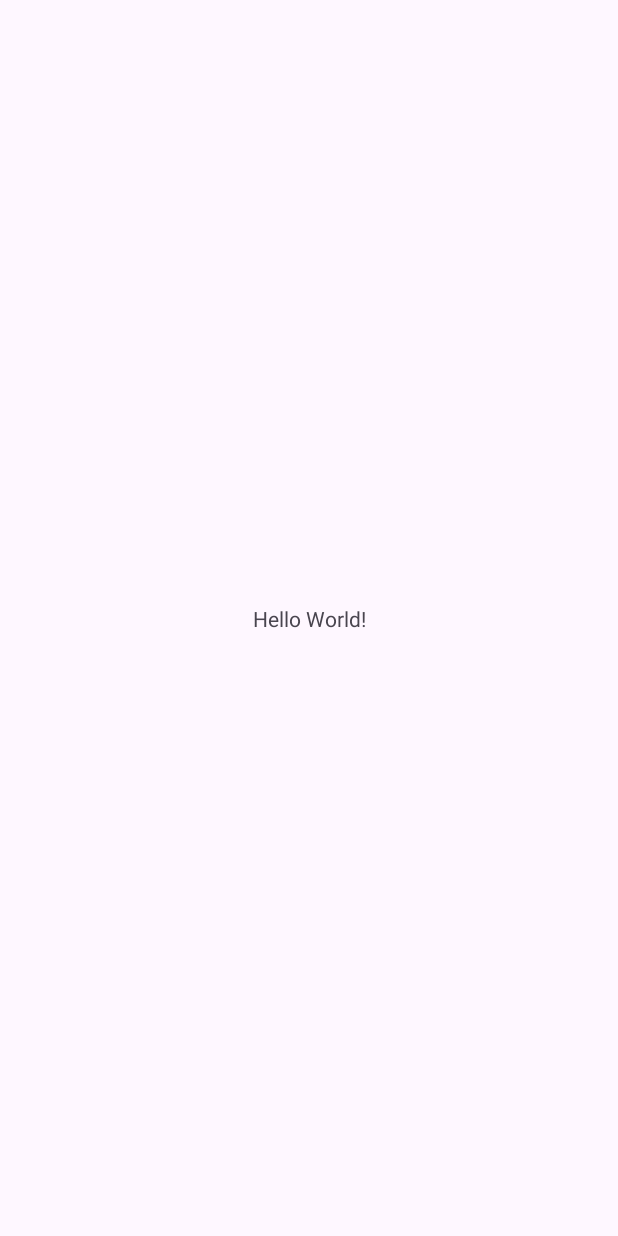
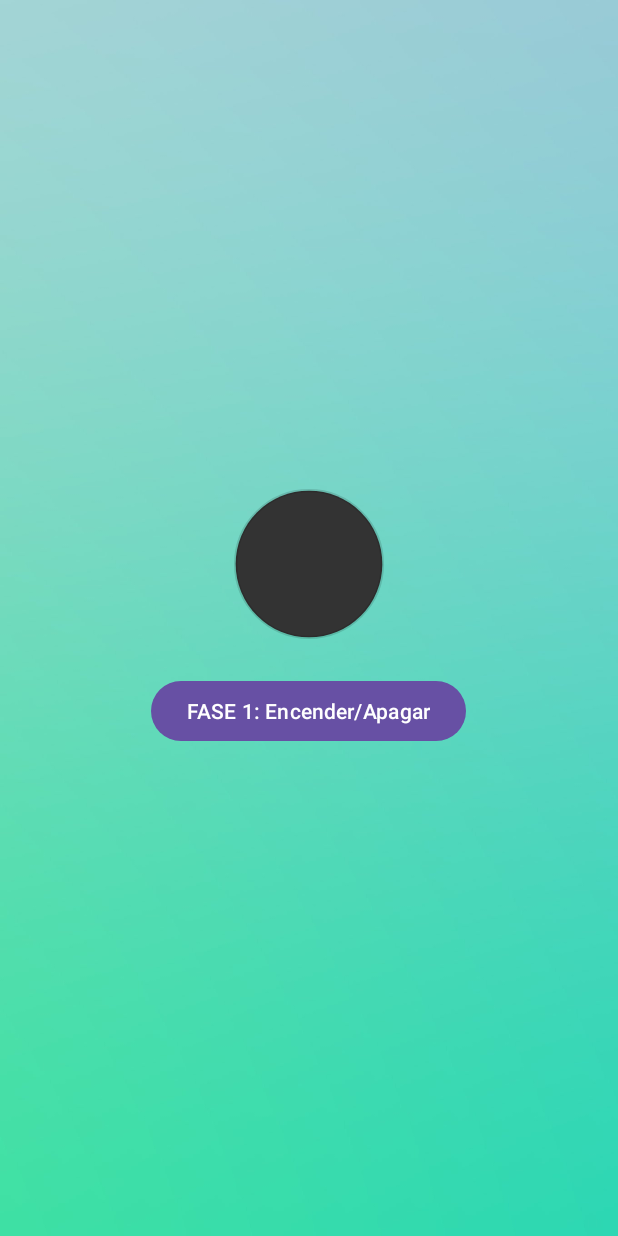
Before and after one commit to SantiagoRoca23/semaforos-threads, an Android app: the screen it shows after launch (MainActivity), on a phone screen of 412 x 824 dp. Before the commit the screen is almost empty. Run offline under Robolectric (Android 15) with nearby library versions, the phone set to English and light mode, and no system bars.

Commit message:
Fase 1: Recurso que enciende/apaga

```diff
--- a/app/src/main/java/com/tudominio/semaforosthreads/MainActivity.java
+++ b/app/src/main/java/com/tudominio/semaforosthreads/MainActivity.java
@@ -1,24 +1,55 @@
 package com.tudominio.semaforosthreads;
 
+
 import android.os.Bundle;
+import android.view.View;
+import android.widget.ImageView;
 
-import androidx.activity.EdgeToEdge;
 import androidx.appcompat.app.AppCompatActivity;
-import androidx.core.graphics.Insets;
-import androidx.core.view.ViewCompat;
-import androidx.core.view.WindowInsetsCompat;
 
 public class MainActivity extends AppCompatActivity {
+
+
+    private ImageView ivUno;
+    private Thread tFase1;
+    private volatile boolean runningFase1 = false;
 
     @Override
     protected void onCreate(Bundle savedInstanceState) {
         super.onCreate(savedInstanceState);
-        EdgeToEdge.enable(this);
         setContentView(R.layout.activity_main);
-        ViewCompat.setOnApplyWindowInsetsListener(findViewById(R.id.main), (v, insets) -> {
-            Insets systemBars = insets.getInsets(WindowInsetsCompat.Type.systemBars());
-            v.setPadding(systemBars.left, systemBars.top, systemBars.right, systemBars.bottom);
-            return insets;
+
+        ivUno = findViewById(R.id.ivUno);
+    }
+
+    // onClick FASE 1
+    public void startFase1(View v) {
+        if (tFase1 != null && tFase1.isAlive()) return; // evita hilos duplicados
+        runningFase1 = true;
+
+        tFase1 = new Thread(new Runnable() {
+            @Override public void run() {
+                boolean on = false;
+                while (runningFase1) {
+                    on = !on;
+                    final boolean finalOn = on;
+                    runOnUiThread(new Runnable() {
+                        @Override public void run() {
+                            ivUno.setImageResource(finalOn ? R.drawable.light_red_on : R.drawable.light_off);
+                        }
+                    });
+                    sleepMs(5000); // 5 seg encendido, 5 seg apagado
+                }
+            }
         });
+        tFase1.start();
+    }
+
+    private static void sleepMs(long ms) { try { Thread.sleep(ms); } catch (InterruptedException ignored) {} }
+
+    @Override
+    protected void onDestroy() {
+        runningFase1 = false;
+        super.onDestroy();
     }
 }
--- /dev/null
+++ b/app/src/main/res/drawable/light_green_on.xml
@@ -0,0 +1,5 @@
+<shape xmlns:android="http://schemas.android.com/apk/res/android" android:shape="oval">
+    <size android:width="90dp" android:height="90dp"/>
+    <solid android:color="#34C759"/>
+    <stroke android:width="2dp" android:color="#22000000"/>
+</shape>
--- /dev/null
+++ b/app/src/main/res/drawable/light_off.xml
@@ -0,0 +1,5 @@
+<shape xmlns:android="http://schemas.android.com/apk/res/android" android:shape="oval">
+    <size android:width="90dp" android:height="90dp"/>
+    <solid android:color="#333333"/>
+    <stroke android:width="2dp" android:color="#22000000"/>
+</shape>
--- /dev/null
+++ b/app/src/main/res/drawable/light_red_on.xml
@@ -0,0 +1,5 @@
+<shape xmlns:android="http://schemas.android.com/apk/res/android" android:shape="oval">
+    <size android:width="90dp" android:height="90dp"/>
+    <solid android:color="#FF3B30"/>
+    <stroke android:width="2dp" android:color="#22000000"/>
+</shape>
--- /dev/null
+++ b/app/src/main/res/drawable/light_yellow_on.xml
@@ -0,0 +1,5 @@
+<shape xmlns:android="http://schemas.android.com/apk/res/android" android:shape="oval">
+    <size android:width="90dp" android:height="90dp"/>
+    <solid android:color="#FFD60A"/>
+    <stroke android:width="2dp" android:color="#22000000"/>
+</shape>
--- a/app/src/main/res/layout/activity_main.xml
+++ b/app/src/main/res/layout/activity_main.xml
@@ -1,19 +1,23 @@
 <?xml version="1.0" encoding="utf-8"?>
-<androidx.constraintlayout.widget.ConstraintLayout xmlns:android="http://schemas.android.com/apk/res/android"
-    xmlns:app="http://schemas.android.com/apk/res-auto"
-    xmlns:tools="http://schemas.android.com/tools"
-    android:id="@+id/main"
+<LinearLayout xmlns:android="http://schemas.android.com/apk/res/android"
+    android:orientation="vertical"
+    android:gravity="center"
+    android:padding="24dp"
+    android:background="@drawable/degradado"
     android:layout_width="match_parent"
-    android:layout_height="match_parent"
-    tools:context=".MainActivity">
+    android:layout_height="match_parent">
 
-    <TextView
+    <ImageView
+        android:id="@+id/ivUno"
+        android:layout_width="100dp"
+        android:layout_height="100dp"
+        android:src="@drawable/light_off" />
+
+    <Button
+        android:id="@+id/btnFase1"
+        android:text="FASE 1: Encender/Apagar"
+        android:onClick="startFase1"
+        android:layout_marginTop="24dp"
         android:layout_width="wrap_content"
-        android:layout_height="wrap_content"
-        android:text="Hello World!"
-        app:layout_constraintBottom_toBottomOf="parent"
-        app:layout_constraintEnd_toEndOf="parent"
-        app:layout_constraintStart_toStartOf="parent"
-        app:layout_constraintTop_toTopOf="parent" />
-
-</androidx.constraintlayout.widget.ConstraintLayout>
+        android:layout_height="wrap_content" />
+</LinearLayout>
```
